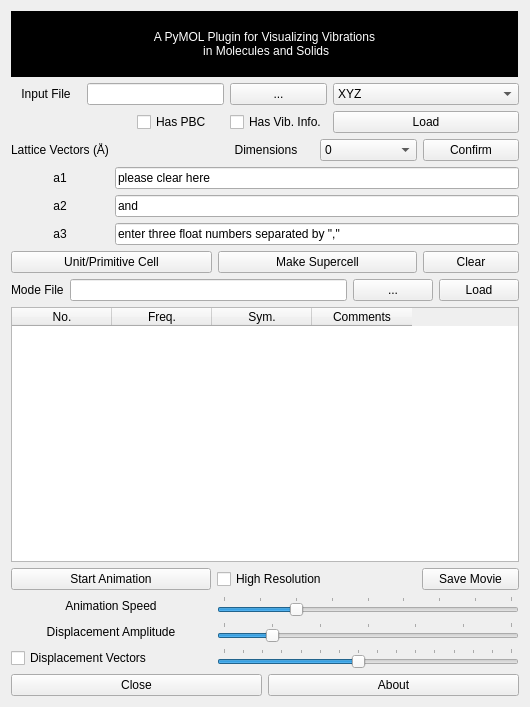
Above: src/gui_cut.ui from smutao/PyVibMS before the change. Below: the same form after it.
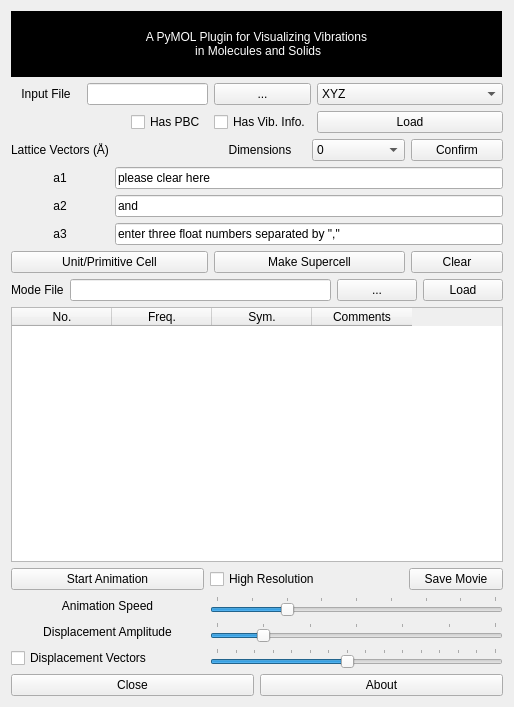
That is the form after the change.

```diff
--- a/src/gui_cut.ui
+++ b/src/gui_cut.ui
@@ -6,7 +6,7 @@
    <rect>
     <x>0</x>
     <y>0</y>
-    <width>530</width>
+    <width>514</width>
     <height>707</height>
    </rect>
   </property>
```
Left out of the diff: 2 changed lines with no effect on the pictures.
